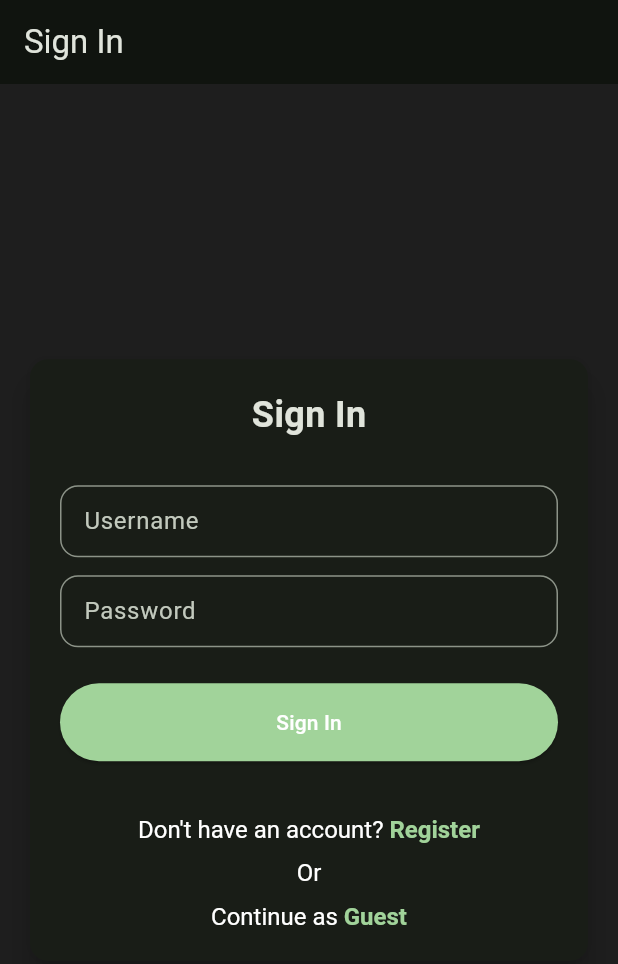
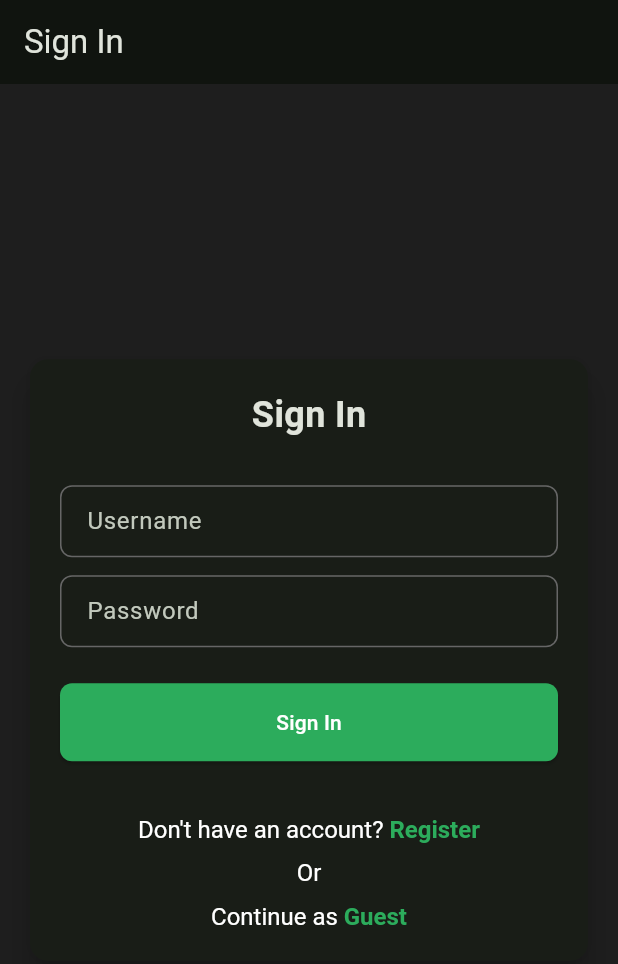
Before and after one commit to pbp-kelompok-a9/NobarPedia-mobile, a Flutter app: the screen it shows after launch, on a phone screen of 412 x 824 dp. Shown: the top 964 px of the screen. Run offline on Flutter 3.47's test engine with Material 3 defaults, Android fonts, the phone set to English and light mode, and no system bars; missing offline and left inert: pbp_django_auth.

Commit message:
modify login page styling

```diff
--- a/lib/account/screens/login.dart
+++ b/lib/account/screens/login.dart
@@ -69,30 +69,64 @@ class _LoginPageState extends State<LoginPage> {
                   const SizedBox(height: 30.0),
                   TextField(
                     controller: _usernameController,
-                    decoration: const InputDecoration(
+                    decoration: InputDecoration(
                       labelText: 'Username',
                       hintText: 'Enter your username',
+                      contentPadding: const EdgeInsets.symmetric(
+                        vertical: 12,
+                        horizontal: 14,
+                      ),
                       border: OutlineInputBorder(
-                        borderRadius: BorderRadius.all(Radius.circular(12.0)),
+                        borderRadius: BorderRadius.circular(8),
+                        borderSide: const BorderSide(color: Color(0xFF666666)),
                       ),
-                      contentPadding: EdgeInsets.symmetric(
-                        horizontal: 12.0,
-                        vertical: 8.0,
+                      enabledBorder: OutlineInputBorder(
+                        borderRadius: BorderRadius.circular(8),
+                        borderSide: const BorderSide(color: Color(0xFF666666)),
+                      ),
+                      focusedBorder: OutlineInputBorder(
+                        borderRadius: BorderRadius.circular(8),
+                        borderSide: const BorderSide(
+                          color: Color(0xFF2CAC5C),
+                          width: 2,
+                        ),
+                      ),
+                      hintStyle: const TextStyle(color: Colors.white70),
+                      floatingLabelStyle: const TextStyle(
+                        color: Color(0xFF2CAC5C),
+                        fontSize: 18,
                       ),
                     ),
                   ),
                   const SizedBox(height: 12.0),
                   TextField(
                     controller: _passwordController,
-                    decoration: const InputDecoration(
+                    decoration: InputDecoration(
                       labelText: 'Password',
                       hintText: 'Enter your password',
+                      contentPadding: const EdgeInsets.symmetric(
+                        vertical: 12,
+                        horizontal: 14,
+                      ),
                       border: OutlineInputBorder(
-                        borderRadius: BorderRadius.all(Radius.circular(12.0)),
+                        borderRadius: BorderRadius.circular(8),
+                        borderSide: const BorderSide(color: Color(0xFF666666)),
                       ),
-                      contentPadding: EdgeInsets.symmetric(
-                        horizontal: 12.0,
-                        vertical: 8.0,
+                      enabledBorder: OutlineInputBorder(
+                        borderRadius: BorderRadius.circular(8),
+                        borderSide: const BorderSide(color: Color(0xFF666666)),
+                      ),
+                      focusedBorder: OutlineInputBorder(
+                        borderRadius: BorderRadius.circular(8),
+                        borderSide: const BorderSide(
+                          color: Color(0xFF2CAC5C),
+                          width: 2,
+                        ),
+                      ),
+                      hintStyle: const TextStyle(color: Colors.white70),
+                      floatingLabelStyle: const TextStyle(
+                        color: Color(0xFF2CAC5C),
+                        fontSize: 18,
                       ),
                     ),
                     obscureText: true,
@@ -169,9 +203,12 @@ class _LoginPageState extends State<LoginPage> {
                     },
                     style: ElevatedButton.styleFrom(
                       foregroundColor: Colors.white,
+                      backgroundColor: const Color(0xFF2CAC5C),
                       minimumSize: Size(double.infinity, 50),
-                      backgroundColor: Theme.of(context).colorScheme.primary,
                       padding: const EdgeInsets.symmetric(vertical: 16.0),
+                      shape: RoundedRectangleBorder(
+                        borderRadius: BorderRadius.circular(8),
+                      ),
                     ),
                     child: const Text('Sign In'),
                   ),
@@ -184,7 +221,7 @@ class _LoginPageState extends State<LoginPage> {
                         TextSpan(
                           text: "Register",
                           style: TextStyle(
-                            color: Theme.of(context).colorScheme.primary,
+                            color: const Color(0xFF2CAC5C),
                             fontWeight: FontWeight.bold,
                           ),
                           recognizer: TapGestureRecognizer()
@@ -216,7 +253,7 @@ class _LoginPageState extends State<LoginPage> {
                         TextSpan(
                           text: "Guest",
                           style: TextStyle(
-                            color: Theme.of(context).colorScheme.primary,
+                            color: const Color(0xFF2CAC5C),
                             fontWeight: FontWeight.bold,
                           ),
                           recognizer: TapGestureRecognizer()
```
